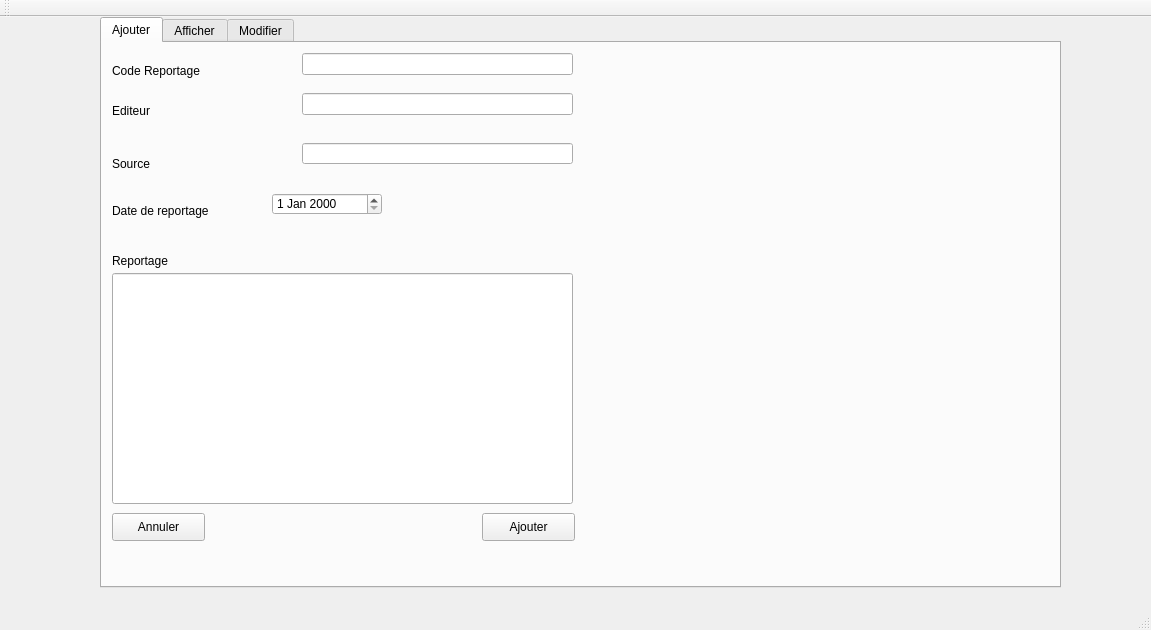
FirasJery/Olympic_games_2A15, file Atelier_Connexion/mainwindow.ui: the form before one commit.
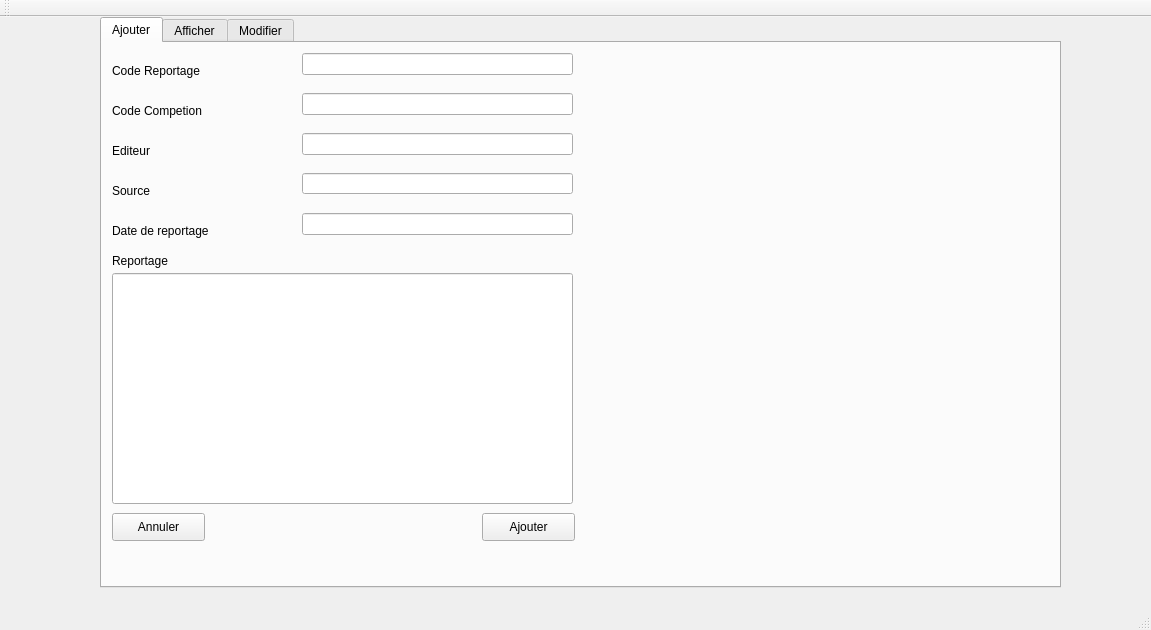
The form after the commit. The open tabs and pages were chosen to show the change.

```diff
--- a/Atelier_Connexion/mainwindow.ui
+++ b/Atelier_Connexion/mainwindow.ui
@@ -47,7 +47,7 @@
       <property name="geometry">
        <rect>
         <x>10</x>
-        <y>60</y>
+        <y>100</y>
         <width>56</width>
         <height>16</height>
        </rect>
@@ -60,30 +60,17 @@
       <property name="geometry">
        <rect>
         <x>200</x>
-        <y>50</y>
+        <y>90</y>
         <width>271</width>
         <height>22</height>
        </rect>
       </property>
      </widget>
-     <widget class="QLabel" name="label">
-      <property name="geometry">
-       <rect>
-        <x>10</x>
-        <y>100</y>
-        <width>91</width>
-        <height>41</height>
-       </rect>
-      </property>
-      <property name="text">
-       <string>Source</string>
-      </property>
-     </widget>
      <widget class="QLineEdit" name="lineEdit_source">
       <property name="geometry">
        <rect>
         <x>200</x>
-        <y>100</y>
+        <y>130</y>
         <width>271</width>
         <height>21</height>
        </rect>
@@ -93,7 +80,7 @@
       <property name="geometry">
        <rect>
         <x>10</x>
-        <y>160</y>
+        <y>180</y>
         <width>111</width>
         <height>16</height>
        </rect>
@@ -102,16 +89,6 @@
        <string>Date de reportage</string>
       </property>
      </widget>
-     <widget class="QDateEdit" name="dateEdit">
-      <property name="geometry">
-       <rect>
-        <x>170</x>
-        <y>150</y>
-        <width>110</width>
-        <height>22</height>
-       </rect>
-      </property>
-     </widget>
      <widget class="QLabel" name="label_3">
       <property name="geometry">
        <rect>
@@ -171,6 +148,52 @@
        <string>Ajouter</string>
       </property>
      </widget>
+     <widget class="QLabel" name="label">
+      <property name="geometry">
+       <rect>
+        <x>10</x>
+        <y>140</y>
+        <width>56</width>
+        <height>16</height>
+       </rect>
+      </property>
+      <property name="text">
+       <string>Source</string>
+      </property>
+     </widget>
+     <widget class="QLabel" name="label_7">
+      <property name="geometry">
+       <rect>
+        <x>10</x>
+        <y>60</y>
+        <width>101</width>
+        <height>16</height>
+       </rect>
+      </property>
+      <property name="text">
+       <string>Code Competion</string>
+      </property>
+     </widget>
+     <widget class="QLineEdit" name="lineEdit_codeC">
+      <property name="geometry">
+       <rect>
+        <x>200</x>
+        <y>50</y>
+        <width>271</width>
+        <height>22</height>
+       </rect>
+      </property>
+     </widget>
+     <widget class="QLineEdit" name="lineEdit_date">
+      <property name="geometry">
+       <rect>
+        <x>200</x>
+        <y>170</y>
+        <width>271</width>
+        <height>22</height>
+       </rect>
+      </property>
+     </widget>
     </widget>
     <widget class="QWidget" name="tab_2">
      <attribute name="title">
```
Left out of the diff: 35 changed lines with no effect on the pictures.
